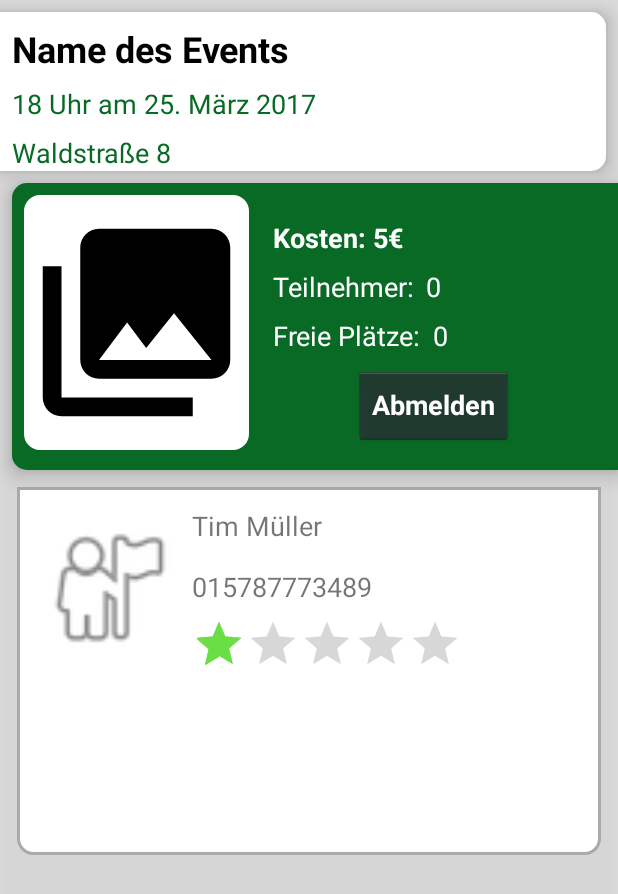
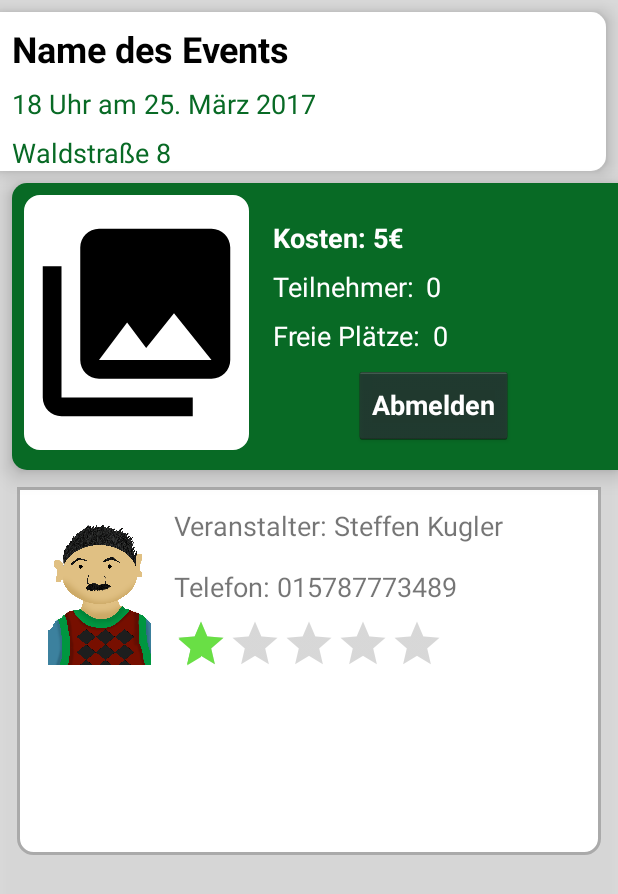
Before and after one commit to julianking1/Rentnertreff, an Android app: the DetailSubfragment_Veranstalterinfo screen opened directly, with no data from a screen before it, on a phone screen of 412 x 824 dp. Shown: the top 894 px of the screen. Run offline under Robolectric (Android 15) with nearby library versions, the light colour scheme and no system bars; 9 statements that could not run were skipped.

Commit message:
Tada. I have no idea what I'm doing :D

```diff
--- a/app/src/main/res/layout/fragment_detail_sub_fragment__veranstalterinfo.xml
+++ b/app/src/main/res/layout/fragment_detail_sub_fragment__veranstalterinfo.xml
@@ -17,23 +17,23 @@
             android:layout_height="wrap_content"
             android:layout_marginLeft="8dp"
             android:layout_marginStart="8dp"
-            android:text="Tim Müller"
+            android:layout_marginTop="8dp"
+            android:text="Veranstalter: Steffen Kugler"
             android:textSize="18sp"
             app:layout_constraintLeft_toRightOf="@+id/bildVeranstalter"
-            app:layout_constraintTop_toTopOf="parent"
-            android:layout_marginTop="8dp" />
+            app:layout_constraintTop_toTopOf="parent" />
 
         <TextView
             android:id="@+id/telefonVeranstalter"
             android:layout_width="wrap_content"
             android:layout_height="wrap_content"
             android:layout_marginLeft="8dp"
+            android:layout_marginStart="8dp"
             android:layout_marginTop="16dp"
-            android:text="015787773489"
+            android:text="Telefon: 015787773489"
             android:textSize="18sp"
             app:layout_constraintLeft_toRightOf="@+id/bildVeranstalter"
-            app:layout_constraintTop_toBottomOf="@+id/nameVeranstalter"
-            android:layout_marginStart="8dp" />
+            app:layout_constraintTop_toBottomOf="@+id/nameVeranstalter" />
 
         <RatingBar
             android:id="@+id/ratingBar"
@@ -48,8 +48,8 @@
 
         <ImageView
             android:id="@+id/bildVeranstalter"
-            android:layout_width="95dp"
-            android:layout_height="105dp"
+            android:layout_width="83dp"
+            android:layout_height="103dp"
             android:layout_marginBottom="0dp"
             android:layout_marginLeft="8dp"
             android:layout_marginStart="8dp"
@@ -57,7 +57,7 @@
             app:layout_constraintBottom_toBottomOf="@+id/ratingBar"
             app:layout_constraintLeft_toLeftOf="parent"
             app:layout_constraintTop_toTopOf="parent"
-            app:srcCompat="@android:drawable/ic_menu_myplaces" />
+            app:srcCompat="@drawable/steffen_kugler" />
 
 
     </android.support.constraint.ConstraintLayout>
```
Also changed, not shown: app/src/main/res/drawable/steffen_kugler.png (added).
